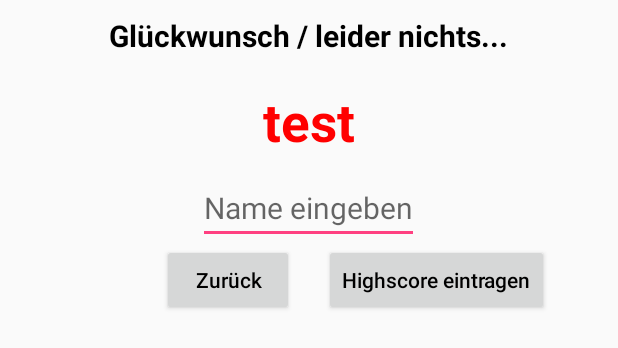
After one commit to Agrypnie1304/HelpActivity, an Android app: the layout popupwindow.xml on its own in the app's theme, with its tools: preview values and no code run, on a phone screen of 412 x 824 dp. The commit adds this screen. Shown: the top 348 px of the screen. Run offline under Robolectric (Android 15) with nearby library versions, the phone set to English and light mode, and no system bars.

Commit message:
PopupHighscore
Popup-Fenster für Highscore anzeigen eingefügt

```diff
--- a/WoLiegtWas/app/src/main/AndroidManifest.xml
+++ b/WoLiegtWas/app/src/main/AndroidManifest.xml
@@ -34,6 +34,9 @@
             android:label="Hilfe">
         </activity>
 
+        <activity android:name=".PopUpHighscore"
+            android:theme="@style/AppTheme.CustomTheme"> </activity>
+
     </application>
 
 </manifest>
--- a/WoLiegtWas/app/src/main/java/de/gidf/woliegtwas/MapActivity.java
+++ b/WoLiegtWas/app/src/main/java/de/gidf/woliegtwas/MapActivity.java
@@ -46,8 +46,9 @@ public class MapActivity extends AppCompatActivity {
 
         //wenn 10 mal weiter gedrückt wurde, soll das passieren:
         if (i == 10) {
-            Intent goToHighscoreNext = new Intent (this, Highscore_Activity.class);
-            startActivity(goToHighscoreNext);
+            Intent popupHighscore = new Intent(this, PopUpHighscore.class);
+            popupHighscore.putExtra("Score", punkte);
+            startActivity(popupHighscore);
         }
         i = i+1;
     }
--- /dev/null
+++ b/WoLiegtWas/app/src/main/res/layout/popupwindow.xml
@@ -0,0 +1,79 @@
+<?xml version="1.0" encoding="utf-8"?>
+<RelativeLayout
+    xmlns:android="http://schemas.android.com/apk/res/android"
+    xmlns:tools="http://schemas.android.com/tools"
+    android:layout_width="match_parent"
+    android:layout_height="match_parent">
+
+
+    <TextView
+        android:id="@+id/textPopupHead"
+        android:layout_width="wrap_content"
+        android:layout_height="wrap_content"
+        android:layout_centerHorizontal="true"
+        android:gravity="center"
+        android:padding="10dp"
+        android:text="Glückwunsch / leider nichts..."
+        android:textColor="@color/black"
+        android:textSize="20sp"
+        android:textStyle="bold"/>
+
+    <TextView
+        android:id="@+id/textPopupScore"
+        android:layout_width="match_parent"
+        android:layout_height="wrap_content"
+        android:layout_below="@+id/textPopupHead"
+        android:layout_centerHorizontal="true"
+        android:gravity="center"
+        android:padding="10dp"
+        android:textColor="@color/red"
+        android:textSize="35sp"
+        android:textStyle="bold"
+        android:text="test"/>
+
+
+    <EditText
+        android:id="@+id/EditPopupName"
+        android:layout_width="wrap_content"
+        android:layout_height="wrap_content"
+        android:layout_below="@id/textPopupScore"
+        android:layout_centerHorizontal="true"
+        android:gravity="center"
+        android:textColor="@color/black"
+        android:textSize="20sp"
+        android:textStyle="normal"
+        android:hint="Name eingeben" />
+
+    <Button
+        android:id="@+id/BtnPopupBack"
+        android:layout_width="wrap_content"
+        android:layout_height="wrap_content"
+        android:layout_below="@id/EditPopupName"
+        android:layout_toLeftOf="@id/centerPoint"
+        android:onClick="onClickBackToMain"
+        android:text="@string/back"
+        android:textAllCaps="false"
+        android:textColor="@color/black" />
+
+    <TextView
+        android:id="@+id/centerPoint"
+        android:layout_width="wrap_content"
+        android:layout_height="wrap_content"
+        android:layout_below="@id/textHighList"
+        android:layout_centerHorizontal="true"
+        android:layout_marginHorizontal="10dp"
+        android:text=""/>
+
+    <Button
+        android:id="@+id/BtnPopupHigh"
+        android:layout_width="wrap_content"
+        android:layout_height="wrap_content"
+        android:layout_below="@id/EditPopupName"
+        android:layout_toRightOf="@id/centerPoint"
+        android:onClick="onClickAddHighscore"
+        android:text="@string/highscoreAdd"
+        android:textAllCaps="false"
+        android:textColor="@color/black" />
+
+
+</RelativeLayout>
--- a/WoLiegtWas/app/src/main/res/values/colors.xml
+++ b/WoLiegtWas/app/src/main/res/values/colors.xml
@@ -4,4 +4,5 @@
     <color name="colorPrimaryDark">#303F9F</color>
     <color name="colorAccent">#FF4081</color>
     <color name="black">#000000</color>
+    <color name="red">#ff0000</color>
 </resources>
--- a/WoLiegtWas/app/src/main/res/values/strings.xml
+++ b/WoLiegtWas/app/src/main/res/values/strings.xml
@@ -1,6 +1,7 @@
 <resources>
     <string name="app_name">WoLiegtWas</string>
     <string name="highscore">Highscores</string>
+    <string name="highscoreAdd">Highscore eintragen</string>
     <string name="back">Zurück</string>
     <string name="share">Teilen</string>
     <string name="button_Play">Play!</string>
--- a/WoLiegtWas/app/src/main/res/values/styles.xml
+++ b/WoLiegtWas/app/src/main/res/values/styles.xml
@@ -8,4 +8,8 @@
         <item name="colorAccent">@color/colorAccent</item>
     </style>
 
+    <style name="AppTheme.CustomTheme" >
+        <item name="android:windowIsTranslucent">true</item>
+    </style>
+
 </resources>
```
Also changed, not shown: WoLiegtWas/app/src/main/java/de/gidf/woliegtwas/Highscore_Activity.java (+8 -68 lines), WoLiegtWas/app/src/main/java/de/gidf/woliegtwas/PopUpHighscore.java (added, +143 -0 lines), WoLiegtWas/app/src/main/java/de/gidf/woliegtwas/Score.java (+4 -4 lines), WoLiegtWas/app/src/main/res/layout/activity_highscore.xml (+3 -4 lines).
